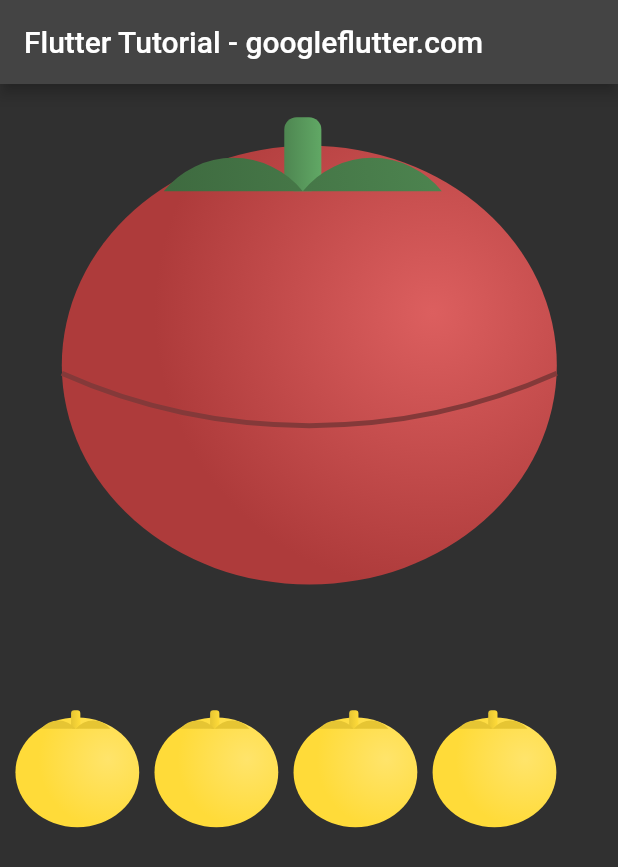
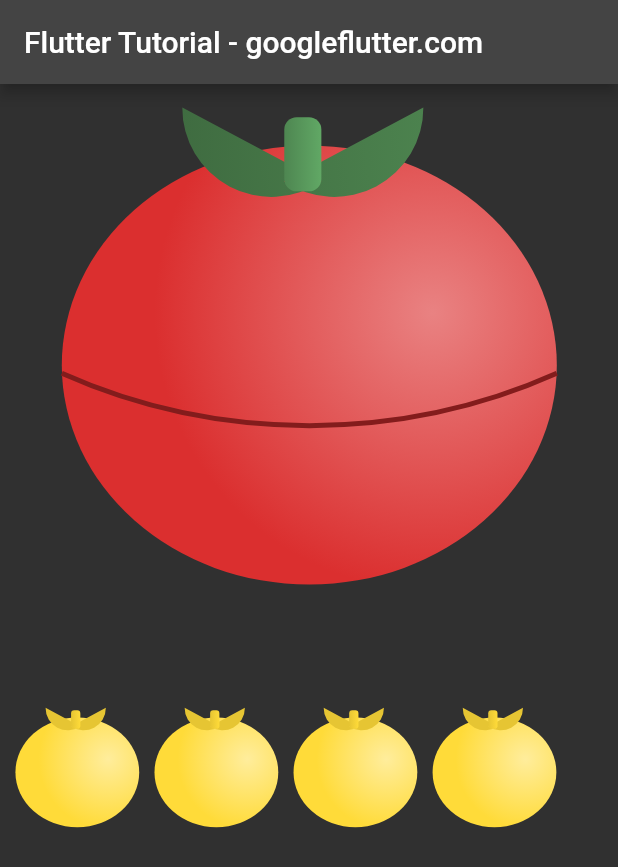
Before and after one commit to Kropie/pomodoro, a Flutter app: the screen it shows after launch, on a phone screen of 412 x 824 dp. Shown: the top 867 px of the screen. Run offline on Flutter 3.47's test engine with Material 2 defaults, Android fonts, the phone set to English and light mode, and no system bars.

```diff
--- a/lib/ui/tomato.dart
+++ b/lib/ui/tomato.dart
@@ -8,6 +8,7 @@ class TomatoPainter extends CustomPainter {
   final int tomatoCount;
   final PaintColor? colorOverride;
   final bool isTimer;
+  final PaintColor tomatoColor = PaintColor(Color.fromARGB(255, 219, 47, 47));
   TomatoPainter(this.context, this.isAnimating,
       {this.tomatoCount = 1, this.colorOverride, this.isTimer = true});
 
@@ -32,8 +33,8 @@ class TomatoPainter extends CustomPainter {
       ..style = PaintingStyle.fill
       ..shader = RadialGradient(
         colors: [
-          colorOverride?.lighten(25) ?? const Color.fromARGB(255, 220, 95, 95),
-          colorOverride?.color ?? const Color.fromARGB(255, 174, 59, 59)
+          colorOverride?.lighten(50) ?? tomatoColor.lighten(40),
+          colorOverride?.color ?? tomatoColor.color
         ],
       ).createShader(Rect.fromCircle(
         center: Offset(x + width / 1.5, y + height / 3.0),
@@ -45,12 +46,13 @@ class TomatoPainter extends CustomPainter {
         tomatoPaint);
 
     if (isTimer) {
-      drawTimerInfo(height, x, y, width, canvas,
-          colorOverride ?? PaintColor(const Color.fromARGB(255, 220, 95, 95)));
+      drawTimerInfo(height, x, y, width, canvas, colorOverride ?? tomatoColor);
     }
 
-    var (stemWidth, stemHeight) = drawStem(x, y, width, height, canvas);
+    var stemWidth = width / 15.0;
+    var stemHeight = stemWidth * 2;
     drawStemLeafs(canvas, x, y, width, height, stemWidth, stemHeight);
+    drawStem(x, y, width, height, stemWidth, stemHeight, canvas);
   }
 
   void drawTimerInfo(double height, double x, double y, double width,
@@ -66,10 +68,8 @@ class TomatoPainter extends CustomPainter {
     canvas.drawPath(linePath, linePaint);
   }
 
-  (double, double) drawStem(double x, double y, double tomatoWidth,
-      double tomatoHeight, Canvas canvas) {
-    var stemWidth = tomatoWidth / 15.0;
-    var stemHeight = stemWidth * 2;
+  drawStem(double x, double y, double tomatoWidth, double tomatoHeight,
+      double stemWidth, double stemHeight, Canvas canvas) {
     var startingX = x + (tomatoWidth / 2.0) - stemWidth;
     var startingY = y + (tomatoHeight / 11.0);
 
@@ -94,7 +94,6 @@ class TomatoPainter extends CustomPainter {
   void drawStemLeafs(Canvas canvas, double x, double y, double width,
       double height, double stemWidth, double stemHeight) {
     var stemLeafPaint = Paint()
-      ..color = const Color.fromARGB(255, 78, 134, 81)
       ..style = PaintingStyle.fill
       ..shader = RadialGradient(
         colors: [
@@ -113,20 +112,21 @@ class TomatoPainter extends CustomPainter {
 
   Path createStemLeafsPath(double x, double y, double tomatoWidth,
       double tomatoHeight, double stemWidth, double stemHeight) {
-    var startingX = x + (tomatoWidth / 2.0) - stemWidth;
-    var startingY = y + (tomatoHeight / 11.0);
+    var startingX = x + (tomatoWidth / 2.0) - stemWidth * 1.5;
+    var startingY = y + (tomatoHeight / 14.0);
 
     var leafLength = tomatoWidth / 4;
 
     Path path = Path();
 
-    path.moveTo(startingX + leafLength, startingY);
+    path.moveTo(startingX + leafLength, startingY - stemHeight);
+    path.arcToPoint(Offset(startingX, startingY),
+        radius: Radius.circular(stemHeight * 1.2));
+
+    startingX = x + (tomatoWidth / 2.0) - stemWidth / 2;
+    path.moveTo(startingX - leafLength, startingY - stemHeight);
     path.arcToPoint(Offset(startingX, startingY),
         radius: Radius.circular(stemHeight * 1.2), clockwise: false);
-
-    path.moveTo(startingX - leafLength, startingY);
-    path.arcToPoint(Offset(startingX, startingY),
-        radius: Radius.circular(stemHeight * 1.2));
 
     return path;
   }
```
